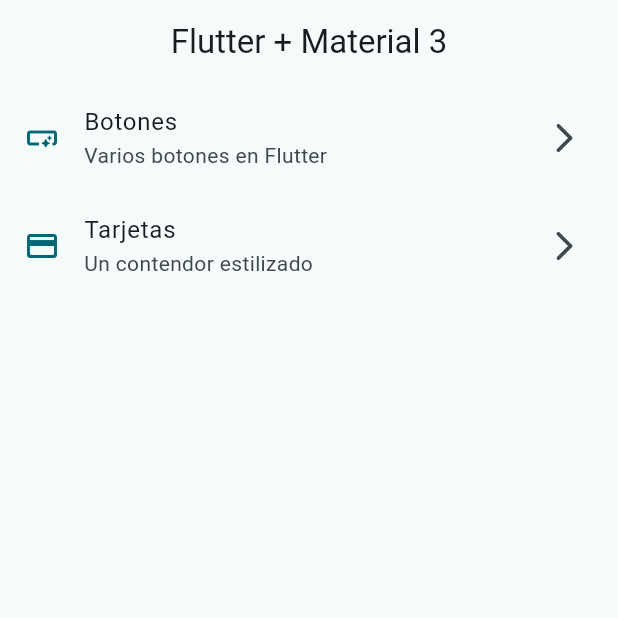
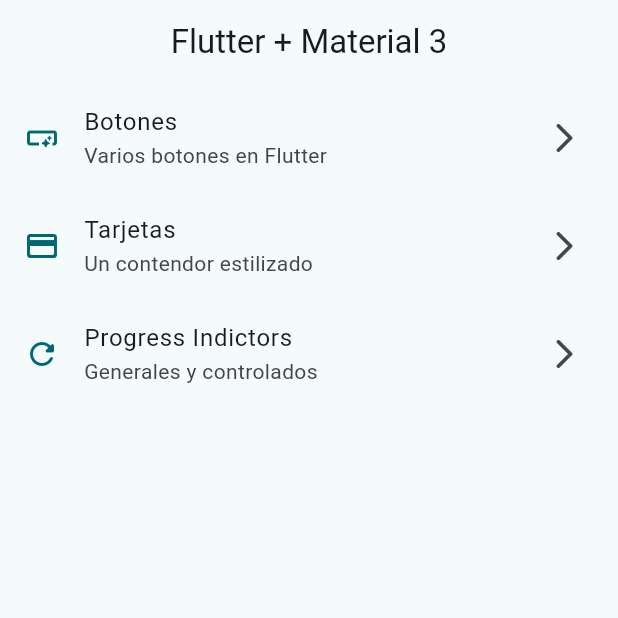
Before and after one commit to SnakeHacKx/widgets_app, a Flutter app: the screen it shows after launch, on a phone screen of 412 x 824 dp, the top half of it. Run offline on Flutter 3.47's test engine with Material 2 defaults, Android fonts, the phone set to English and light mode, and no system bars; our stand-ins replace go_router.

Commit message:
progress indicator finished

```diff
--- a/lib/config/menu/menu_items.dart
+++ b/lib/config/menu/menu_items.dart
@@ -27,4 +27,10 @@ const appMenuItems = <MenuItem>[
     link: '/cards',
     icon: Icons.credit_card_rounded,
   ),
+  MenuItem(
+    title: 'Progress Indictors',
+    subTitle: 'Generales y controlados',
+    link: '/progress',
+    icon: Icons.refresh_rounded,
+  ),
 ];
--- a/lib/config/router/app_router.dart
+++ b/lib/config/router/app_router.dart
@@ -20,5 +20,10 @@ final appRouter = GoRouter(
       name: CardsScreen.name,
       builder: (context, state) => const CardsScreen(),
     ),
+    GoRoute(
+      path: '/progress',
+      name: ProgressScreen.name,
+      builder: (context, state) => const ProgressScreen(),
+    ),
   ],
 );
```
Also changed, not shown: lib/presentation/screens/progress/progress_screen.dart (+62 -1 lines).
